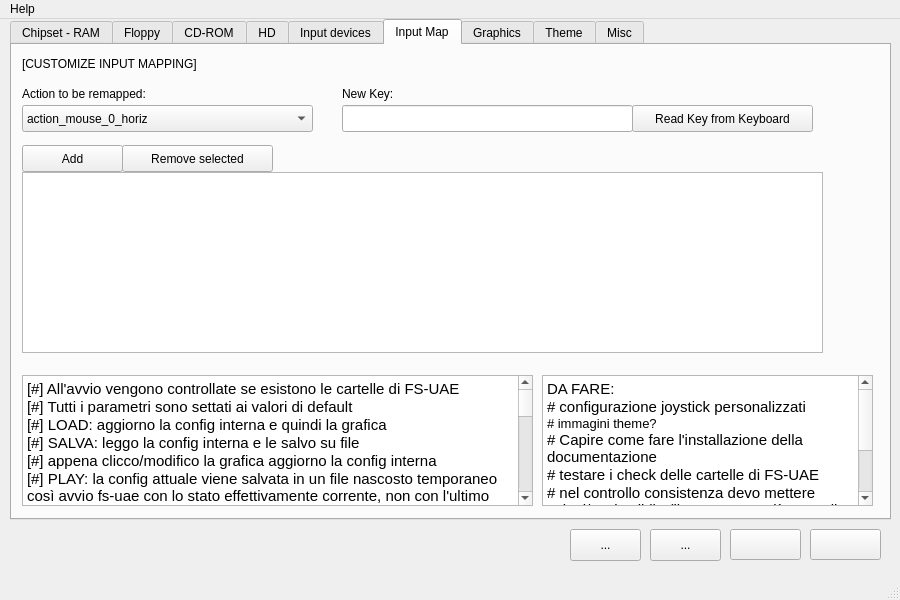
First picture: the form in amiga.ui, repository PSRAmiga/fs-uae, before the edit.
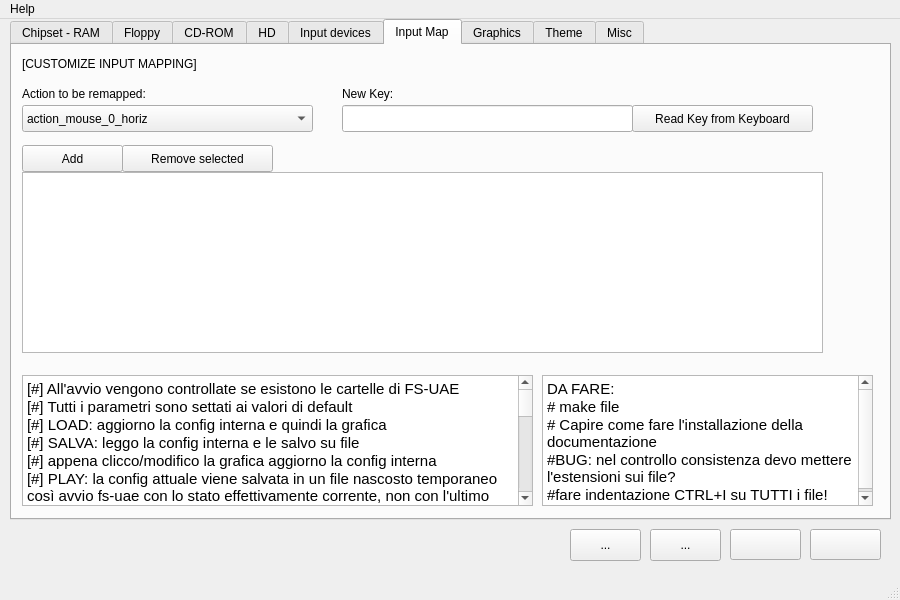
Second picture: the form after the edit. The open tabs and pages were chosen to show the change. Icons and pictures are not drawn.

```diff
--- a/amiga.ui
+++ b/amiga.ui
@@ -3596,11 +3596,8 @@
 p, li { white-space: pre-wrap; }
 &lt;/style&gt;&lt;/head&gt;&lt;body style=&quot; font-family:'Ubuntu'; font-size:11pt; font-weight:400; font-style:normal;&quot;&gt;
 &lt;p style=&quot; margin-top:0px; margin-bottom:0px; margin-left:0px; margin-right:0px; -qt-block-indent:0; text-indent:0px;&quot;&gt;DA FARE:&lt;/p&gt;
-&lt;p style=&quot; margin-top:0px; margin-bottom:0px; margin-left:0px; margin-right:0px; -qt-block-indent:0; text-indent:0px;&quot;&gt;# configurazione joystick personalizzati&lt;/p&gt;
-&lt;p style=&quot; margin-top:0px; margin-bottom:0px; margin-left:0px; margin-right:0px; -qt-block-indent:0; text-indent:0px;&quot;&gt;&lt;span style=&quot; font-family:'DejaVu Sans'; font-size:10pt;&quot;&gt;# immagini theme?&lt;/span&gt;&lt;/p&gt;
+&lt;p style=&quot; margin-top:0px; margin-bottom:0px; margin-left:0px; margin-right:0px; -qt-block-indent:0; text-indent:0px;&quot;&gt;# make file&lt;/p&gt;
 &lt;p style=&quot; margin-top:0px; margin-bottom:0px; margin-left:0px; margin-right:0px; -qt-block-indent:0; text-indent:0px;&quot;&gt;# Capire come fare l'installazione della documentazione&lt;/p&gt;
-&lt;p style=&quot; margin-top:0px; margin-bottom:0px; margin-left:0px; margin-right:0px; -qt-block-indent:0; text-indent:0px;&quot;&gt;# testare i check delle cartelle di FS-UAE&lt;/p&gt;
-&lt;p style=&quot; margin-top:0px; margin-bottom:0px; margin-left:0px; margin-right:0px; -qt-block-indent:0; text-indent:0px;&quot;&gt;# nel controllo consistenza devo mettere azioni/tasti validi? (il programma già controlla l'associazione 1:1)&lt;/p&gt;
 &lt;p style=&quot; margin-top:0px; margin-bottom:0px; margin-left:0px; margin-right:0px; -qt-block-indent:0; text-indent:0px;&quot;&gt;#BUG: nel controllo consistenza devo mettere l'estensioni sui file?&lt;/p&gt;
 &lt;p style=&quot; margin-top:0px; margin-bottom:0px; margin-left:0px; margin-right:0px; -qt-block-indent:0; text-indent:0px;&quot;&gt;#fare indentazione CTRL+I su TUTTI i file!&lt;/p&gt;&lt;/body&gt;&lt;/html&gt;</string>
       </property>
```
Left out of the diff: 2 changed lines with no effect on the pictures.
